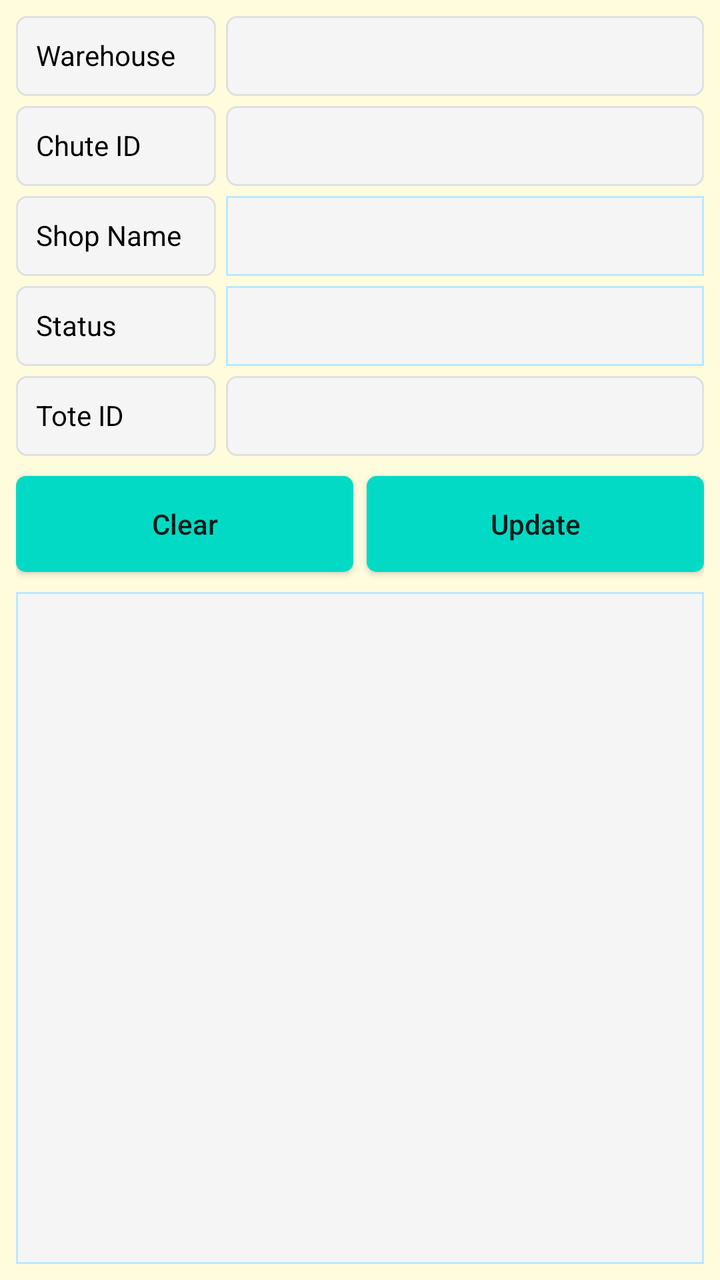
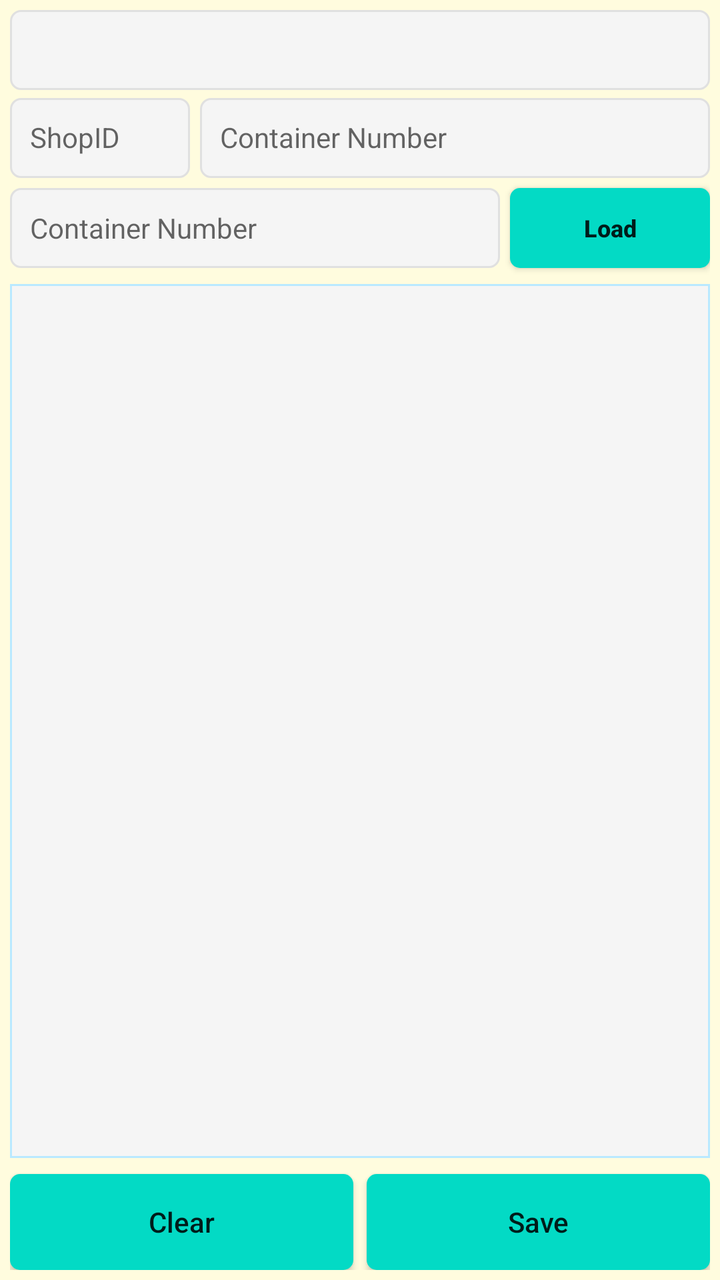

An Android layout rendered at two revisions. The XML below is the earlier revision; the diff shows what the commit changed to produce the second picture.
<!-- AndroidManifest.xml: application theme AppTheme -->
<!-- res/layout/fragment_chute_configuration.xml -->
<?xml version="1.0" encoding="utf-8"?>
<FrameLayout xmlns:android="http://schemas.android.com/apk/res/android"
    xmlns:app="http://schemas.android.com/apk/res-auto"
    xmlns:tools="http://schemas.android.com/tools"
    android:layout_width="match_parent"
    android:layout_height="match_parent"
    android:background="@color/backColor"
    tools:context=".ui.chuteconfiguration.ChuteConfigurationFragment">

    <androidx.constraintlayout.widget.ConstraintLayout
        android:layout_width="match_parent"
        android:layout_height="match_parent"
        android:padding="8dp">

        <TextView
            android:id="@+id/textView17"
            android:layout_width="100dp"
            android:layout_height="40dp"
            android:background="@drawable/et_custom"
            android:gravity="left"
            android:hint=""
            android:padding="10dp"
            android:text="Warehouse"
            android:textColor="@color/coloBlack"
            android:textSize="14dp"
            app:layout_constraintStart_toStartOf="parent"
            app:layout_constraintTop_toTopOf="parent" />

        <TextView
            android:id="@+id/tv_chute_status_config_warehouse"
            android:layout_width="0dp"
            android:layout_height="40dp"
            android:layout_marginLeft="5dp"
            android:background="@drawable/et_custom"
            android:gravity="left"
            android:hint=""
            android:padding="10dp"
            android:text=""
            android:textColor="@color/coloBlack"
            android:textSize="14dp"
            app:layout_constraintEnd_toEndOf="parent"
            app:layout_constraintStart_toEndOf="@+id/textView17"
            app:layout_constraintTop_toTopOf="parent" />

        <TextView
            android:id="@+id/TextView1"
            android:layout_width="100dp"
            android:layout_height="40dp"
            android:layout_marginTop="5dp"
            android:background="@drawable/et_custom"
            android:gravity="left"
            android:hint=""
            android:padding="10dp"
            android:text="Chute ID"
            android:textColor="@color/coloBlack"
            android:textSize="14dp"
            app:layout_constraintStart_toStartOf="parent"
            app:layout_constraintTop_toBottomOf="@+id/textView17" />

        <EditText
            android:id="@+id/et_chute_status_config_chuteid"
            android:layout_width="0dp"
            android:layout_height="40dp"
            android:layout_marginLeft="5dp"
            android:background="@drawable/et_custom"
            android:gravity="left"
            android:hint=""
            android:padding="10dp"
            android:text=""
            android:textColor="@color/coloBlack"
            android:textSize="14dp"
            android:textStyle="bold"
            app:layout_constraintEnd_toEndOf="parent"
            app:layout_constraintStart_toEndOf="@+id/TextView1"
            app:layout_constraintTop_toTopOf="@+id/TextView1" />

        <TextView
            android:id="@+id/textView8"
            android:layout_width="100dp"
            android:layout_height="40dp"
            android:layout_marginTop="5dp"
            android:background="@drawable/et_custom"
            android:gravity="left"
            android:hint=""
            android:padding="10dp"
            android:text="Shop Name"
            android:textColor="@color/coloBlack"
            android:textSize="14dp"
            app:layout_constraintStart_toStartOf="parent"
            app:layout_constraintTop_toBottomOf="@+id/TextView1" />

        <TextView
            android:id="@+id/tv_chute_status_config_shopname"
            android:layout_width="0dp"
            android:layout_height="40dp"
            android:layout_marginLeft="5dp"
            android:background="@drawable/et_custom_total"
            android:gravity="center"
            android:hint=""
            android:padding="8dp"
            android:textSize="14sp"
            app:layout_constraintEnd_toEndOf="parent"
            app:layout_constraintStart_toEndOf="@+id/textView8"
            app:layout_constraintTop_toTopOf="@+id/textView8"/>

        <TextView
            android:id="@+id/TextView2"
            android:layout_width="100dp"
            android:layout_height="40dp"
            android:layout_marginTop="5dp"
            android:background="@drawable/et_custom"
            android:gravity="left"
            android:hint=""
            android:padding="10dp"
            android:text="Status"
            android:textColor="@color/coloBlack"
            android:textSize="14dp"
            app:layout_constraintStart_toStartOf="parent"
            app:layout_constraintTop_toBottomOf="@+id/textView8" />

        <Spinner
            android:id="@+id/sp_chute_status_config_status"
            android:layout_width="0dp"
            android:layout_height="40dp"
            android:layout_marginLeft="5dp"
            android:background="@drawable/et_custom_total"
            android:gravity="center"
            android:hint=""
            android:padding="8dp"
            android:textSize="14sp"
            app:layout_constraintEnd_toEndOf="parent"
            app:layout_constraintStart_toEndOf="@+id/TextView2"
            app:layout_constraintTop_toTopOf="@+id/TextView2"
            tools:ignore="SpeakableTextPresentCheck,TouchTargetSizeCheck" />

        <TextView
            android:id="@+id/TextView8"
            android:layout_width="100dp"
            android:layout_height="40dp"
            android:layout_marginTop="5dp"
            android:background="@drawable/et_custom"
            android:gravity="left"
            android:hint=""
            android:padding="10dp"
            android:text="Tote ID"
            android:textColor="@color/coloBlack"
            android:textSize="14dp"
            app:layout_constraintStart_toStartOf="parent"
            app:layout_constraintTop_toBottomOf="@+id/TextView2" />

        <EditText
            android:id="@+id/et_chute_status_config_totid"
            android:layout_width="0dp"
            android:layout_height="40dp"
            android:layout_marginStart="5dp"
            android:layout_marginLeft="5dp"
            android:background="@drawable/et_custom"
            android:gravity="left"
            android:hint=""
            android:inputType="text"
            android:padding="10dp"
            android:textColor="@color/coloBlack"
            android:textSize="14dp"
            app:layout_constraintEnd_toEndOf="parent"
            app:layout_constraintStart_toEndOf="@+id/TextView8"
            app:layout_constraintTop_toTopOf="@+id/TextView8" />

        <Button
            android:id="@+id/bt_chute_status_techno_config_clear"
            android:layout_width="0dp"
            android:layout_height="wrap_content"
            android:layout_marginTop="10dp"
            android:background="@drawable/btn_custom1"
            android:text="Clear"
            android:textAllCaps="false"
            android:textSize="14sp"
            app:layout_constraintEnd_toStartOf="@+id/textView2"
            app:layout_constraintStart_toStartOf="parent"
            app:layout_constraintTop_toBottomOf="@+id/TextView8" />

        <Button
            android:id="@+id/bt_chute_status_techno_config_update"
            android:layout_width="0dp"
            android:layout_height="wrap_content"
            android:background="@drawable/btn_custom1"
            android:text="Update"
            android:textAllCaps="false"
            android:textSize="14sp"
            app:layout_constraintEnd_toEndOf="parent"
            app:layout_constraintStart_toEndOf="@+id/textView2"
            app:layout_constraintTop_toTopOf="@+id/bt_chute_status_techno_config_clear" />

        <ListView
            android:id="@+id/lv_chute_status_techno_config_update"
            android:layout_width="0dp"
            android:layout_height="0dp"
            android:layout_marginTop="10dp"
            android:background="@drawable/et_custom_total"
            app:layout_constraintBottom_toBottomOf="parent"
            app:layout_constraintEnd_toEndOf="parent"
            app:layout_constraintStart_toStartOf="parent"
            app:layout_constraintTop_toBottomOf="@+id/bt_chute_status_techno_config_clear" />

        <TextView
            android:id="@+id/textView2"
            android:layout_width="wrap_content"
            android:layout_height="wrap_content"
            android:layout_marginStart="16dp"
            android:layout_marginLeft="16dp"
            android:layout_marginEnd="16dp"
            android:layout_marginRight="16dp"
            android:text="  "
            android:textColor="@color/colorAccent"
            app:layout_constraintBottom_toBottomOf="parent"
            app:layout_constraintEnd_toEndOf="parent"
            app:layout_constraintStart_toStartOf="parent"
            tools:ignore="SpeakableTextPresentCheck" />

    </androidx.constraintlayout.widget.ConstraintLayout>
</FrameLayout>
<!-- resources referenced by this layout -->
<resources>
  <color name="backColor">#FFFCDE</color>
  <color name="coloBlack">#000000</color>
  <color name="colorAccent">#000000</color>
  <!-- drawable btn_custom1 (drawable) -->
  <?xml version="1.0" encoding="utf-8"?>
  <shape xmlns:android="http://schemas.android.com/apk/res/android"
      android:padding="10dp"
      android:shape="rectangle" >
  
      <solid android:color="@color/colorBtn" />
  
      <corners
          android:bottomLeftRadius="5dp"
          android:bottomRightRadius="5dp"
          android:topLeftRadius="5dp"
          android:topRightRadius="5dp" />
  
  </shape>
  <!-- drawable et_custom (drawable) -->
  <?xml version="1.0" encoding="utf-8"?>
  <shape xmlns:android="http://schemas.android.com/apk/res/android"
      android:padding="10dp"
      android:shape="rectangle" >
  
      <solid android:color="#f5f5f5" />
  
      <stroke
          android:width="1dp"
          android:color="#e0e0e0" />
  
      <corners
          android:bottomLeftRadius="5dp"
          android:bottomRightRadius="5dp"
          android:topLeftRadius="5dp"
          android:topRightRadius="5dp" />
  
  </shape>
  <!-- drawable et_custom_total (drawable) -->
  <?xml version="1.0" encoding="utf-8"?>
  <shape xmlns:android="http://schemas.android.com/apk/res/android"
      android:padding="10dp"
      android:shape="rectangle" >
  
      <solid android:color="#f5f5f5" />
  
      <stroke
          android:width="1dp"
          android:color="#B9E9FF" />
  
      <corners
          android:bottomLeftRadius="0dp"
          android:bottomRightRadius="0dp"
          android:topLeftRadius="0dp"
          android:topRightRadius="0dp" />
  
  </shape>
  <style name="AppTheme" parent="Theme.AppCompat.Light.NoActionBar">
          
          <item name="colorPrimary">@color/colorPrimary</item>
          <item name="colorPrimaryDark">@color/colorPrimaryDark</item>
          <item name="colorAccent">@color/colorAccent</item>
      </style>
  <color name="colorBtn">#03DAC5</color>
  <color name="colorPrimary">#ffb200</color>
  <color name="colorPrimaryDark">#ffb200</color>
</resources>

<!-- the commit's change to res/layout/fragment_chute_configuration.xml (unified diff, before → after) -->
@@ -10,27 +10,12 @@
     <androidx.constraintlayout.widget.ConstraintLayout
         android:layout_width="match_parent"
         android:layout_height="match_parent"
-        android:padding="8dp">
-
-        <TextView
-            android:id="@+id/textView17"
-            android:layout_width="100dp"
-            android:layout_height="40dp"
-            android:background="@drawable/et_custom"
-            android:gravity="left"
-            android:hint=""
-            android:padding="10dp"
-            android:text="Warehouse"
-            android:textColor="@color/coloBlack"
-            android:textSize="14dp"
-            app:layout_constraintStart_toStartOf="parent"
-            app:layout_constraintTop_toTopOf="parent" />
+        android:padding="5dp">
 
         <TextView
             android:id="@+id/tv_chute_status_config_warehouse"
             android:layout_width="0dp"
             android:layout_height="40dp"
-            android:layout_marginLeft="5dp"
             android:background="@drawable/et_custom"
             android:gravity="left"
             android:hint=""
@@ -39,167 +24,98 @@
             android:textColor="@color/coloBlack"
             android:textSize="14dp"
             app:layout_constraintEnd_toEndOf="parent"
-            app:layout_constraintStart_toEndOf="@+id/textView17"
+            app:layout_constraintStart_toStartOf="parent"
             app:layout_constraintTop_toTopOf="parent" />
 
         <TextView
-            android:id="@+id/TextView1"
-            android:layout_width="100dp"
+            android:id="@+id/tv_chute_status_config_shopid"
+            android:layout_width="90dp"
             android:layout_height="40dp"
-            android:layout_marginTop="5dp"
+            android:layout_marginTop="4dp"
             android:background="@drawable/et_custom"
-            android:gravity="left"
-            android:hint=""
+            android:hint="ShopID"
             android:padding="10dp"
-            android:text="Chute ID"
             android:textColor="@color/coloBlack"
-            android:textSize="14dp"
+            android:textSize="14sp"
             app:layout_constraintStart_toStartOf="parent"
-            app:layout_constraintTop_toBottomOf="@+id/textView17" />
-
-        <EditText
-            android:id="@+id/et_chute_status_config_chuteid"
-            android:layout_width="0dp"
-            android:layout_height="40dp"
-            android:layout_marginLeft="5dp"
-            android:background="@drawable/et_custom"
-            android:gravity="left"
-            android:hint=""
-            android:padding="10dp"
-            android:text=""
-            android:textColor="@color/coloBlack"
-            android:textSize="14dp"
-            android:textStyle="bold"
-            app:layout_constraintEnd_toEndOf="parent"
-            app:layout_constraintStart_toEndOf="@+id/TextView1"
-            app:layout_constraintTop_toTopOf="@+id/TextView1" />
-
-        <TextView
-            android:id="@+id/textView8"
-            android:layout_width="100dp"
-            android:layout_height="40dp"
-            android:layout_marginTop="5dp"
-            android:background="@drawable/et_custom"
-            android:gravity="left"
-            android:hint=""
-            android:padding="10dp"
-            android:text="Shop Name"
-            android:textColor="@color/coloBlack"
-            android:textSize="14dp"
-            app:layout_constraintStart_toStartOf="parent"
-            app:layout_constraintTop_toBottomOf="@+id/TextView1" />
+            app:layout_constraintTop_toBottomOf="@+id/tv_chute_status_config_warehouse" />
 
         <TextView
             android:id="@+id/tv_chute_status_config_shopname"
             android:layout_width="0dp"
             android:layout_height="40dp"
             android:layout_marginLeft="5dp"
-            android:background="@drawable/et_custom_total"
-            android:gravity="center"
-            android:hint=""
-            android:padding="8dp"
+            android:background="@drawable/et_custom"
+            android:hint="Container Number"
+            android:padding="10dp"
+            android:textColor="@color/coloBlack"
             android:textSize="14sp"
             app:layout_constraintEnd_toEndOf="parent"
-            app:layout_constraintStart_toEndOf="@+id/textView8"
-            app:layout_constraintTop_toTopOf="@+id/textView8"/>
+            app:layout_constraintStart_toEndOf="@+id/tv_chute_status_config_shopid"
+            app:layout_constraintTop_toTopOf="@+id/tv_chute_status_config_shopid" />
 
-        <TextView
-            android:id="@+id/TextView2"
+        <EditText
+            android:id="@+id/et_chute_status_config_contno"
+            android:layout_width="0dp"
+            android:layout_height="40dp"
+            android:layout_marginTop="5dp"
+            android:layout_marginRight="5dp"
+            android:background="@drawable/et_custom"
+            android:hint="Container Number"
+            android:padding="10dp"
+            android:textColor="@color/coloBlack"
+            android:textSize="14sp"
+            app:layout_constraintEnd_toStartOf="@+id/bt_chute_status_config_load_contno"
+            app:layout_constraintStart_toStartOf="parent"
+            app:layout_constraintTop_toBottomOf="@+id/tv_chute_status_config_shopid" />
+
+        <Button
+            android:id="@+id/bt_chute_status_config_load_contno"
             android:layout_width="100dp"
             android:layout_height="40dp"
-            android:layout_marginTop="5dp"
-            android:background="@drawable/et_custom"
-            android:gravity="left"
-            android:hint=""
-            android:padding="10dp"
-            android:text="Status"
-            android:textColor="@color/coloBlack"
-            android:textSize="14dp"
+            android:background="@drawable/btn_custom1"
+            android:text="Load"
+            android:textAllCaps="false"
+            android:textSize="12sp"
+            android:textStyle="bold"
+            app:layout_constraintEnd_toEndOf="parent"
+            app:layout_constraintTop_toTopOf="@+id/et_chute_status_config_contno" />
+
+        <ListView
+            android:id="@+id/lv_chute_status_config_chute_list"
+            android:layout_width="0dp"
+            android:layout_height="0dp"
+            android:layout_marginTop="8dp"
+            android:layout_marginBottom="8dp"
+            android:background="@drawable/et_custom_total"
+            app:layout_constraintBottom_toTopOf="@+id/bt_chute_status_config_clear"
+            app:layout_constraintEnd_toEndOf="parent"
             app:layout_constraintStart_toStartOf="parent"
-            app:layout_constraintTop_toBottomOf="@+id/textView8" />
-
-        <Spinner
-            android:id="@+id/sp_chute_status_config_status"
-            android:layout_width="0dp"
-            android:layout_height="40dp"
-            android:layout_marginLeft="5dp"
-            android:background="@drawable/et_custom_total"
-            android:gravity="center"
-            android:hint=""
-            android:padding="8dp"
-            android:textSize="14sp"
-            app:layout_constraintEnd_toEndOf="parent"
-            app:layout_constraintStart_toEndOf="@+id/TextView2"
-            app:layout_constraintTop_toTopOf="@+id/TextView2"
-            tools:ignore="SpeakableTextPresentCheck,TouchTargetSizeCheck" />
-
-        <TextView
-            android:id="@+id/TextView8"
-            android:layout_width="100dp"
-            android:layout_height="40dp"
-            android:layout_marginTop="5dp"
-            android:background="@drawable/et_custom"
-            android:gravity="left"
-            android:hint=""
-            android:padding="10dp"
-            android:text="Tote ID"
-            android:textColor="@color/coloBlack"
-            android:textSize="14dp"
-            app:layout_constraintStart_toStartOf="parent"
-            app:layout_constraintTop_toBottomOf="@+id/TextView2" />
-
-        <EditText
-            android:id="@+id/et_chute_status_config_totid"
-            android:layout_width="0dp"
-            android:layout_height="40dp"
-            android:layout_marginStart="5dp"
-            android:layout_marginLeft="5dp"
-            android:background="@drawable/et_custom"
-            android:gravity="left"
-            android:hint=""
-            android:inputType="text"
-            android:padding="10dp"
-            android:textColor="@color/coloBlack"
-            android:textSize="14dp"
-            app:layout_constraintEnd_toEndOf="parent"
-            app:layout_constraintStart_toEndOf="@+id/TextView8"
-            app:layout_constraintTop_toTopOf="@+id/TextView8" />
+            app:layout_constraintTop_toBottomOf="@+id/et_chute_status_config_contno" />
 
         <Button
-            android:id="@+id/bt_chute_status_techno_config_clear"
+            android:id="@+id/bt_chute_status_config_clear"
             android:layout_width="0dp"
             android:layout_height="wrap_content"
-            android:layout_marginTop="10dp"
             android:background="@drawable/btn_custom1"
             android:text="Clear"
             android:textAllCaps="false"
             android:textSize="14sp"
+            app:layout_constraintBottom_toBottomOf="parent"
             app:layout_constraintEnd_toStartOf="@+id/textView2"
-            app:layout_constraintStart_toStartOf="parent"
-            app:layout_constraintTop_toBottomOf="@+id/TextView8" />
+            app:layout_constraintStart_toStartOf="parent" />
 
         <Button
-            android:id="@+id/bt_chute_status_techno_config_update"
+            android:id="@+id/bt_chute_status_config_update"
             android:layout_width="0dp"
             android:layout_height="wrap_content"
             android:background="@drawable/btn_custom1"
-            android:text="Update"
+            android:text="Save"
             android:textAllCaps="false"
             android:textSize="14sp"
-            app:layout_constraintEnd_toEndOf="parent"
-            app:layout_constraintStart_toEndOf="@+id/textView2"
-            app:layout_constraintTop_toTopOf="@+id/bt_chute_status_techno_config_clear" />
-
-        <ListView
-            android:id="@+id/lv_chute_status_techno_config_update"
-            android:layout_width="0dp"
-            android:layout_height="0dp"
-            android:layout_marginTop="10dp"
-            android:background="@drawable/et_custom_total"
             app:layout_constraintBottom_toBottomOf="parent"
             app:layout_constraintEnd_toEndOf="parent"
-            app:layout_constraintStart_toStartOf="parent"
-            app:layout_constraintTop_toBottomOf="@+id/bt_chute_status_techno_config_clear" />
+            app:layout_constraintStart_toEndOf="@+id/textView2" />
 
         <TextView
             android:id="@+id/textView2"
